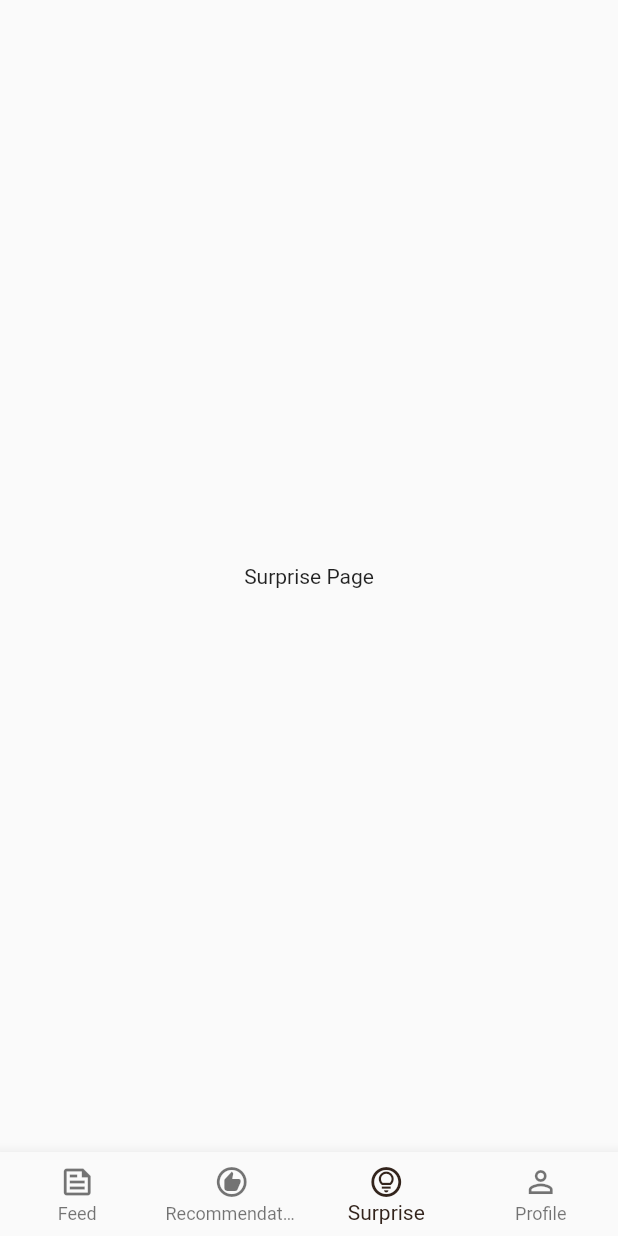
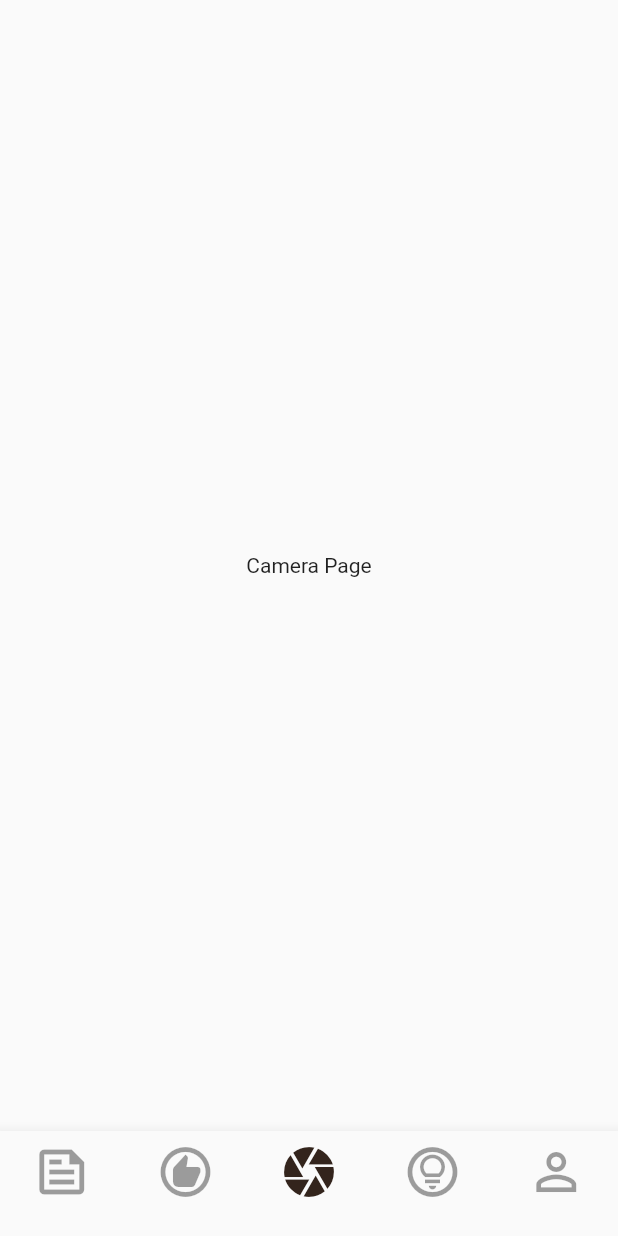
Before and after one commit to TaDish-App/TaDish, a Flutter app: the HomeView screen opened by its route, item 3 of the bottom bar chosen, on a phone screen of 412 x 824 dp. Run offline on Flutter 3.47's test engine with Material 2 defaults, Android fonts, the light colour scheme and no system bars.

Commit message:
create navbar

```diff
--- /dev/null
+++ b/tadish/lib/pages/home/bodies/camera_body_view.dart
@@ -0,0 +1,18 @@
+import 'package:flutter/material.dart';
+
+/// Displays a list of Gardens.
+class CameraBodyView extends StatelessWidget {
+  const CameraBodyView({
+    super.key,
+  });
+
+  @override
+  Widget build(BuildContext context) {
+    return const Center(
+      child: Padding(
+        padding: EdgeInsets.all(10.0),
+        child: Text('Camera Page'),
+      ),
+    );
+  }
+}
--- a/tadish/lib/pages/home/home_view.dart
+++ b/tadish/lib/pages/home/home_view.dart
@@ -4,6 +4,8 @@ import '../../pages/home/bodies/feed_body_view.dart';
 import 'bodies/recommendation_body_view.dart';
 import 'bodies/profile_body_view.dart';
 import 'bodies/surprise_body_view.dart';
+import 'bodies/camera_body_view.dart';
+import '../../custom_theme.dart';
 
 /// Top-level Layout for all of the "Home" related
 class HomeView extends StatefulWidget {
@@ -20,32 +22,40 @@ class HomeView extends StatefulWidget {
       'title': const Text('Feed'),
       'body': const FeedBodyView(),
       'navItem': const BottomNavigationBarItem(
-        label: 'Feed',
-        icon: Icon(Icons.feed_outlined),
+        label: '',
+        icon: Icon(Icons.feed_outlined, size: 40),
       ),
     },
     1: {
       'title': const Text('Recommendation'),
       'body': const RecommendationBodyView(),
       'navItem': const BottomNavigationBarItem(
-        label: 'Recommendation',
-        icon: Icon(Icons.recommend_outlined),
+        label: '',
+        icon: Icon(Icons.recommend_outlined, size: 40),
       ),
     },
     2: {
+      'title': const Text('Camera'),
+      'body': const CameraBodyView(),
+      'navItem': const BottomNavigationBarItem(
+        label: '',
+        icon: Icon(Icons.camera, size: 40),
+      ),
+    },
+    3: {
       'title': const Text('Surprise'),
       'body': const SurpriseBodyView(),
       'navItem': const BottomNavigationBarItem(
-        label: 'Surprise',
-        icon: Icon(Icons.lightbulb_circle_outlined),
+        label: '',
+        icon: Icon(Icons.lightbulb_circle_outlined, size: 40),
       ),
     },
-    3: {
+    4: {
       'title': const Text('Profile'),
       'body': const ProfileBodyView(),
       'navItem': const BottomNavigationBarItem(
-        label: 'Profile',
-        icon: Icon(Icons.person_outline),
+        label: '',
+        icon: Icon(Icons.person_outline, size: 40),
       ),
     },
   };
@@ -76,9 +86,12 @@ class _HomeViewState extends State<HomeView> {
           widget.pages[1]['navItem'],
           widget.pages[2]['navItem'],
           widget.pages[3]['navItem'],
+          widget.pages[4]['navItem'],
         ],
         currentIndex: _selectedIndex,
         onTap: _onItemTapped,
+        selectedItemColor: customPrimaryColor,
+        unselectedItemColor: Colors.black38,
       ),
     );
   }
```
